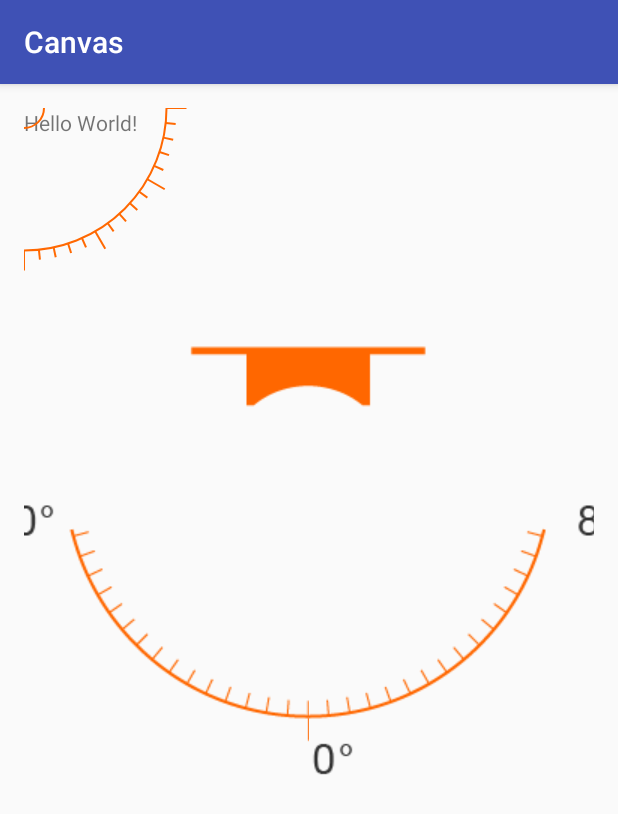
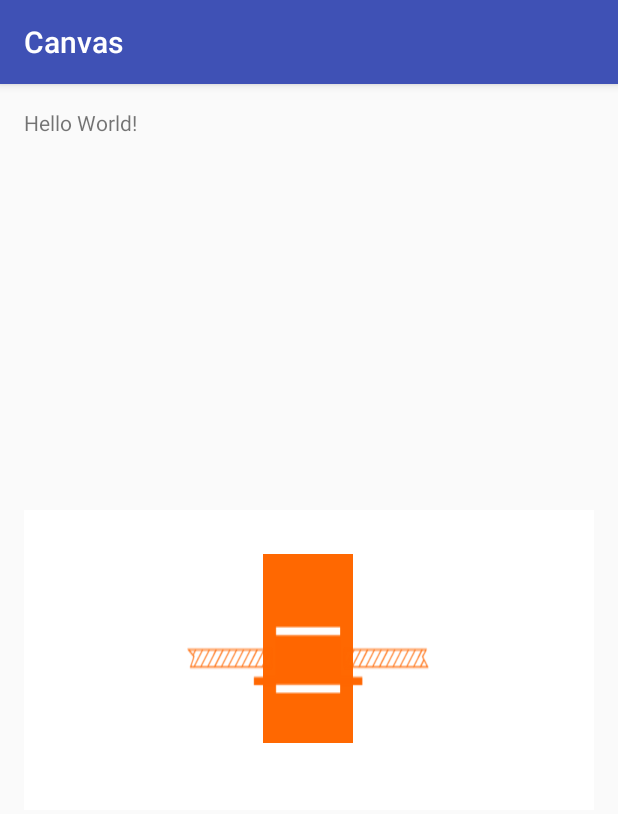
Before and after one commit to bigsharkyc/CustomView, an Android app: the screen it shows after launch (MainActivity), on a phone screen of 412 x 824 dp. Shown: the top 814 px of the screen. Run offline under Robolectric (Android 15) with nearby library versions, the phone set to English and light mode, and no system bars.

Commit message:
add UpAndDownView.java
Signed-off-by: yangchao <471192384@qq.com>

```diff
--- a/Canvas/app/src/main/java/com/example/cylan/canvas/MainActivity.java
+++ b/Canvas/app/src/main/java/com/example/cylan/canvas/MainActivity.java
@@ -5,12 +5,14 @@ import android.os.Bundle;
 import android.util.Log;
 
 import com.example.cylan.canvas.view.MyCanvas;
+import com.example.cylan.canvas.view.UpAndDownView;
 import com.example.cylan.canvas.view.VerticalView;
 
 public class MainActivity extends AppCompatActivity implements MyCanvas.DegreesCallback{
 
     MyCanvas myCanvas;
     VerticalView verticalView;
+    UpAndDownView upAndDownView;
 
     @Override
     protected void onCreate(Bundle savedInstanceState) {
@@ -20,7 +22,10 @@ public class MainActivity extends AppCompatActivity implements MyCanvas.DegreesC
 //        myCanvas.setCurrentAngle(80);
 //        myCanvas.setDegreesCallback(this);
 
-        verticalView = (VerticalView) findViewById(R.id.vertical_view);
+//        verticalView = (VerticalView) findViewById(R.id.vertical_view);
+        upAndDownView = (UpAndDownView) findViewById(R.id.vertical_view);
+        if (upAndDownView != null)
+            upAndDownView.setLength(49);
     }
 
     @Override
--- /dev/null
+++ b/Canvas/app/src/main/java/com/example/cylan/canvas/view/UpAndDownView.java
@@ -0,0 +1,166 @@
+package com.example.cylan.canvas.view;
+
+import android.content.Context;
+import android.content.res.TypedArray;
+import android.graphics.Bitmap;
+import android.graphics.BitmapFactory;
+import android.graphics.Canvas;
+import android.graphics.Color;
+import android.graphics.Matrix;
+import android.graphics.Paint;
+import android.graphics.Rect;
+import android.util.AttributeSet;
+import android.util.Log;
+import android.view.MotionEvent;
+import android.view.View;
+
+import com.example.cylan.canvas.R;
+
+/**
+ * Created by yangc on 2016/5/18.
+ * @author yangc
+ */
+public class UpAndDownView extends View{
+
+    private static final int MAX_LENGTH = 50;
+    private static final int MIN_LENGTH = 0;
+    private int width, height;
+    private int length = 0;
+    private Paint mPaint;
+
+    private Bitmap bg;
+    private Rect bg_rect;
+    private Matrix bg_matrix;
+    /**
+     * 图片的缩放模式
+     */
+    private static final int IMAGE_SCALE_FITXY = 0;
+    private static final int IMAGE_SCALE_CENTER = 1;
+    private int imageScaleType;
+
+    public UpAndDownView(Context context) {
+        this(context, null);
+    }
+
+    public UpAndDownView(Context context, AttributeSet attrs) {
+        this(context, attrs, 0);
+        mPaint = new Paint();
+    }
+
+    public UpAndDownView(Context context, AttributeSet attrs, int defStyleAttr) {
+        super(context, attrs, defStyleAttr);
+        TypedArray array = context.getTheme().obtainStyledAttributes(attrs, R.styleable.UpAndDownView, defStyleAttr, 0);
+        int n = array.getIndexCount();
+        for (int i = 0; i < n; i++){
+            int attr = array.getIndex(i);
+            switch (attr){
+                case R.styleable.UpAndDownView_bg:
+                    bg = BitmapFactory.decodeResource(getResources(), array.getResourceId(attr, 0));
+                    break;
+                case R.styleable.UpAndDownView_image_scale_type:
+                    imageScaleType = array.getInt(attr, 0);
+                    break;
+            }
+        }
+        array.recycle();
+        bg_rect = new Rect();
+        bg_matrix = new Matrix();
+    }
+
+    @Override
+    protected void onMeasure(int widthMeasureSpec, int heightMeasureSpec) {
+        int specMode = MeasureSpec.getMode(widthMeasureSpec);
+        int specSize = MeasureSpec.getSize(widthMeasureSpec);
+        if (specMode == MeasureSpec.EXACTLY){
+            width = specSize;
+        }else {
+            // 由图片决定的宽
+            int desireByImg = getPaddingLeft() + getPaddingRight() + bg.getWidth();
+
+            if (specMode == MeasureSpec.AT_MOST){         /// wrap_content
+                width = desireByImg;
+                Log.e("xxx", "AT_MOST");
+            }
+        }
+
+        specMode = MeasureSpec.getMode(heightMeasureSpec);
+        specSize = MeasureSpec.getSize(heightMeasureSpec);
+        if (specMode == MeasureSpec.EXACTLY){          // match_parent , accurate
+            height = specSize;
+        } else{
+            int desire = getPaddingTop() + getPaddingBottom() + bg.getHeight();
+            if (specMode == MeasureSpec.AT_MOST){         // wrap_content
+                height = Math.min(desire, specSize);
+            }
+        }
+        setMeasuredDimension(width, height);
+    }
+
+    @Override
+    protected void onDraw(Canvas canvas) {
+        super.onDraw(canvas);
+        mPaint.setAntiAlias(true);
+        canvas.drawColor(Color.WHITE);
+        mPaint.setColor(Color.argb(254, 255, 104, 1));
+        //画方块
+        canvas.drawRect(width / 2 - 45, (height - bg.getHeight()) / 2 + length - 120, width / 2 + 45,
+                (height + bg.getHeight()) / 2 + length, mPaint);
+        //画背景图
+        mPaint.setStyle(Paint.Style.FILL);
+        bg_matrix.postScale(0.5f, 0.5f);
+        if (imageScaleType == IMAGE_SCALE_FITXY){
+            bg_rect.left = getPaddingLeft();
+            bg_rect.right = width - getPaddingRight();
+            bg_rect.top = getPaddingTop();
+            bg_rect.bottom = height - getPaddingBottom();
+            canvas.drawBitmap(bg,null, bg_rect, mPaint);
+        }else if (imageScaleType == IMAGE_SCALE_CENTER){
+            bg_rect.left = width / 2 - bg.getWidth() / 4;
+            bg_rect.right = width / 2 + bg.getWidth() / 4;
+            bg_rect.top = height / 2 - bg.getHeight() / 2;
+            bg_rect.bottom = height / 2 + bg.getHeight() / 2;
+            canvas.drawBitmap(bg, null, bg_rect, mPaint);
+        }
+    }
+
+    public void setLength(int length){
+        if (length >= MIN_LENGTH && length <= MAX_LENGTH)
+            this.length = length;
+        postInvalidate();
+    }
+
+    public int getLength(){
+        return length;
+    }
+
+    @Override
+    public boolean onTouchEvent(MotionEvent event) {
+        float y = event.getY();
+        float x = event.getX();
+        if (event.getAction() == MotionEvent.ACTION_DOWN){
+            if (x >= width / 2 - 50 && x <= width / 2 + 50){
+                if (y >= height / 2 + bg.getHeight() / 2 && y <= height){
+                    setUp();
+                }else if (y >= 0 && y <= height / 2 - bg.getHeight() / 2){
+                    setDown();
+                }
+            }
+        }
+        return super.onTouchEvent(event);
+    }
+
+    private void setDown(){
+        if (length >= MIN_LENGTH){
+            length--;
+            postInvalidate();
+        }
+    }
+
+    private void setUp(){
+        if (length <= MAX_LENGTH){
+            length++;
+            postInvalidate();
+        }
+    }
+
+}
--- a/Canvas/app/src/main/res/layout/activity_main.xml
+++ b/Canvas/app/src/main/res/layout/activity_main.xml
@@ -20,10 +20,11 @@
         android:layout_width="match_parent"
         android:layout_height="match_parent" />-->
 
-    <com.example.cylan.canvas.view.VerticalView
+    <com.example.cylan.canvas.view.UpAndDownView
         android:id="@+id/vertical_view"
         android:layout_width="wrap_content"
-        android:layout_height="wrap_content"
-        custom:bg_top="@drawable/bg_top"
-        custom:pointer="@drawable/img_pointer"/>
+        android:layout_height="200dp"
+        android:layout_centerInParent="true"
+        custom:bg="@drawable/img_up_down"
+        custom:image_scale_type="center"/>
 </RelativeLayout>
```
Also changed, not shown: Canvas/app/src/main/res/values/attrs.xml (+8 -0 lines), Canvas/app/src/main/res/drawable/img_up_down.png (added).
